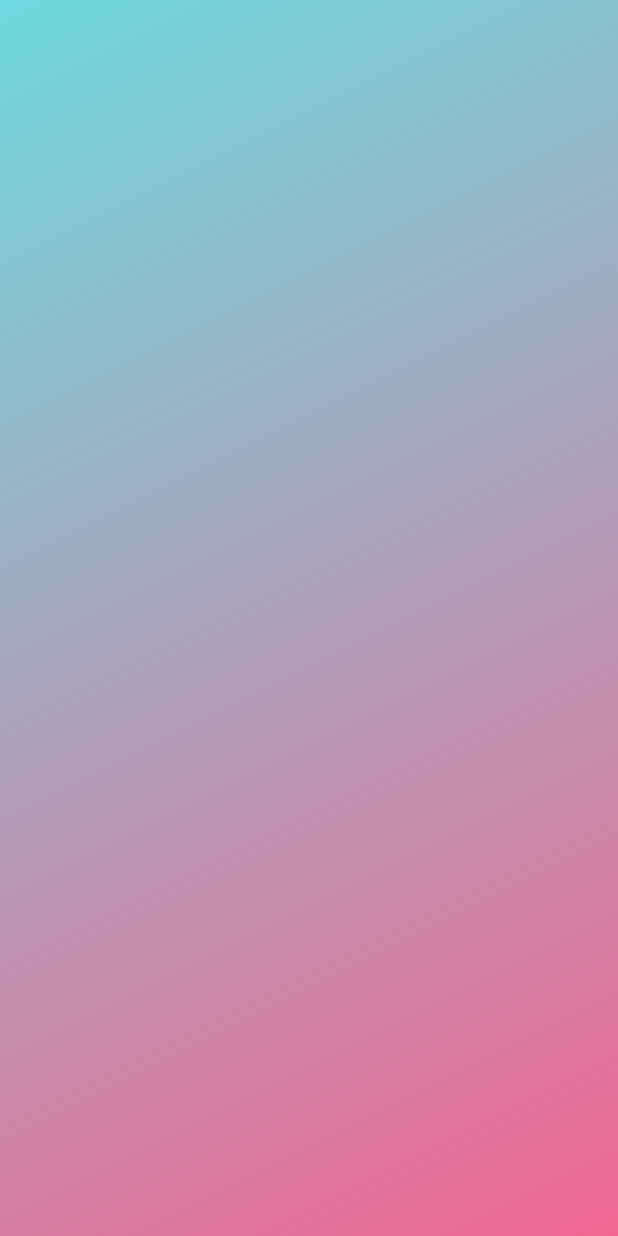
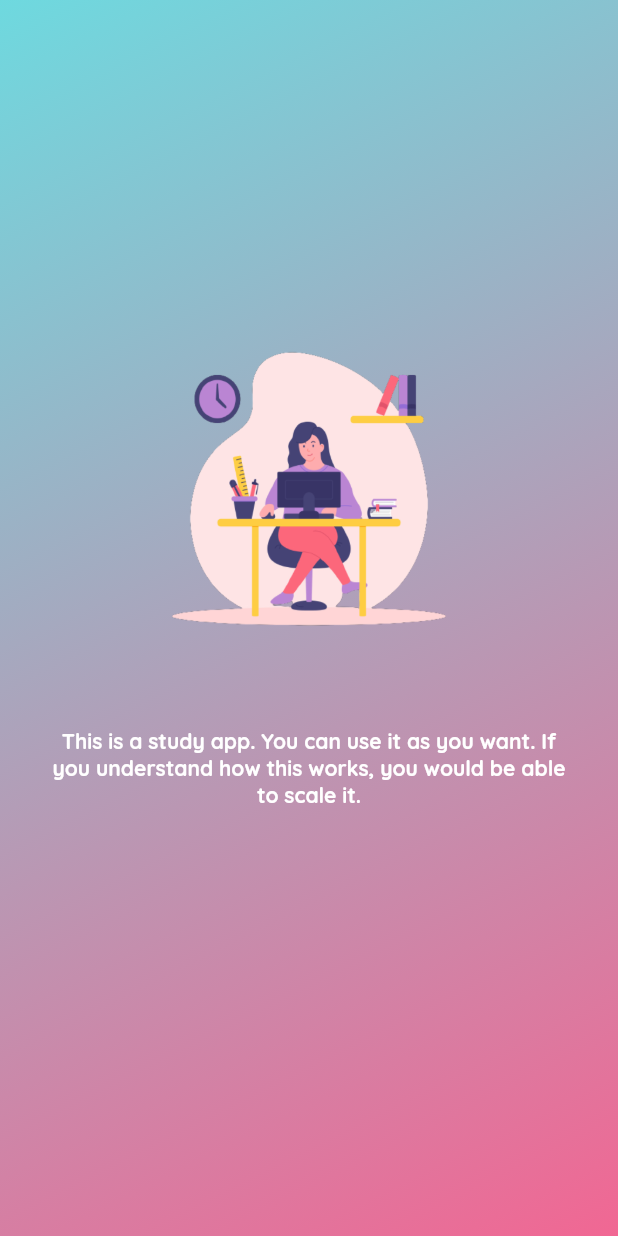
Before and after one commit to ChathraNavoda/Educational_app, a Flutter app: the LoginScreen screen opened by its route, on a phone screen of 412 x 824 dp. Run offline on Flutter 3.47's test engine with Material 2 defaults, Android fonts, the phone set to English and light mode, and no system bars; our stand-ins replace cached_network_image, cloud_firestore, firebase_auth, firebase_core, firebase_storage, flutter_zoom_drawer and 4 more; missing offline and left inert: dart:ffi; accounts and stored records are empty; project files that could hold a hidden picture were left out.

Commit message:
styling login screen

```diff
--- a/lib/screens/login/login_screen.dart
+++ b/lib/screens/login/login_screen.dart
@@ -13,7 +13,30 @@ class LoginScreen extends StatelessWidget {
   Widget build(BuildContext context) {
     return Scaffold(
       body: Container(
-        decoration: BoxDecoration(gradient: mainGradient()),
+        padding: EdgeInsets.symmetric(horizontal: 30),
+        alignment: Alignment.center,
+        decoration: BoxDecoration(
+          gradient: mainGradient(),
+        ),
+        child: Column(
+          mainAxisAlignment: MainAxisAlignment.center,
+          children: [
+            Image.asset(
+              "assets/images/login.png",
+              width: 200,
+              height: 200,
+            ),
+            const Padding(
+              padding: EdgeInsets.symmetric(vertical: 60),
+              child: Text(
+                "This is a study app. You can use it as you want. If you understand how this works, you would be able to scale it.",
+                style: TextStyle(
+                    color: onSurfaceTextColor, fontWeight: FontWeight.bold),
+                textAlign: TextAlign.center,
+              ),
+            ),
+          ],
+        ),
       ),
     );
   }
```
Also changed, not shown: assets/images/login.png (added).
